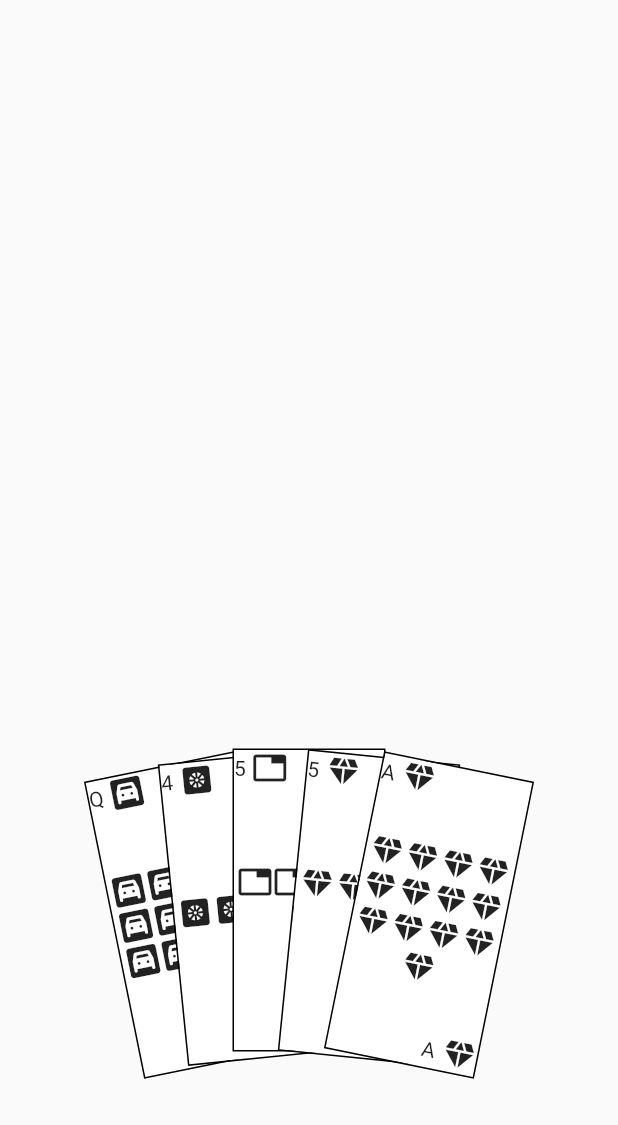
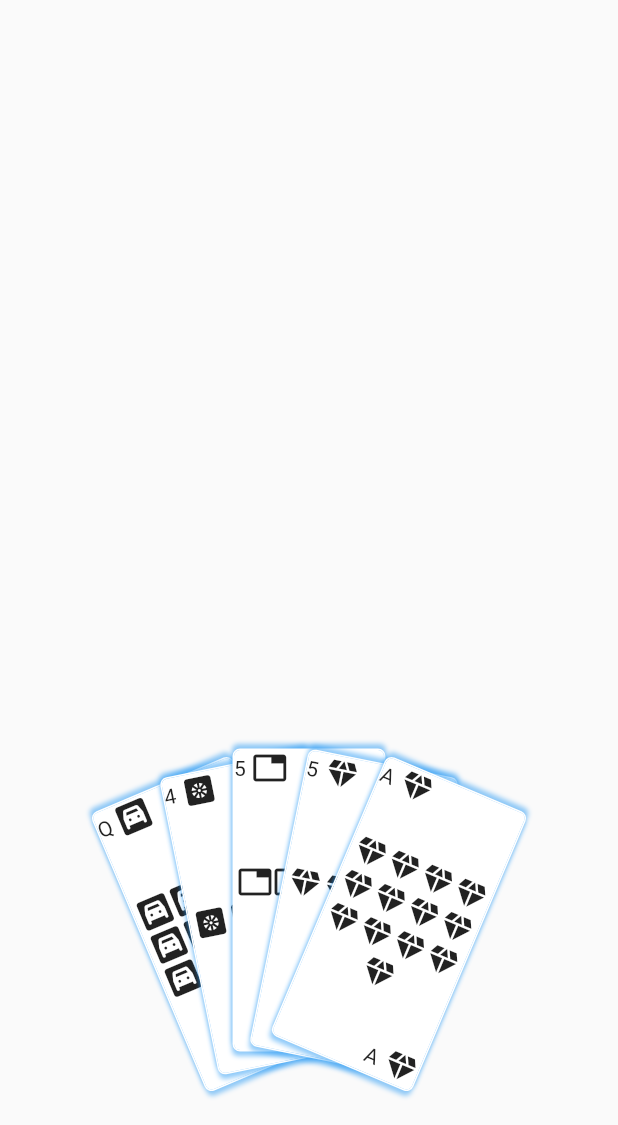
Before and after one commit to SharbelOkzan/Easy-Poker, a Flutter app: the screen it shows after launch, after a tap on "Play Offline", on a phone screen of 412 x 824 dp, the part 111-1236 px from its top. Run offline on Flutter 3.47's test engine with Material 2 defaults, Android fonts, the phone set to English and light mode, and no system bars; our stand-ins replace cloud_firestore, firebase_core, flutter_riverpod, freezed_annotation, get_it, injectable; accounts and stored records are empty.

Commit message:
cards UI improvements

```diff
--- a/lib/src/core/constants/game_constants.dart
+++ b/lib/src/core/constants/game_constants.dart
@@ -10,4 +10,6 @@ class GameConstants {
     HandType.fullHouse,
     HandType.poker,
   ];
+
+  static const int cardsPerPlayer = 5;
 }
--- a/lib/src/core/domain/logic/usecases/create_new_game_usecase/create_new_game_usecase.dart
+++ b/lib/src/core/domain/logic/usecases/create_new_game_usecase/create_new_game_usecase.dart
@@ -1,3 +1,4 @@
+import 'package:easy_poker/src/core/constants/game_constants.dart';
 import 'package:easy_poker/src/core/domain/entities/card.dart';
 import 'package:easy_poker/src/core/domain/entities/enums/game_phase.dart';
 import 'package:easy_poker/src/core/domain/entities/enums/player_id.dart';
@@ -8,8 +9,6 @@ import 'package:easy_poker/src/core/domain/logic/usecases/get_shuffled_deck_usec
 import 'package:easy_poker/src/core/domain/logic/usecases/usecase.dart';
 
 abstract class CreateNewGameUseCase extends NoParamsUseCase<Game> {
-  static const int _numberOfCardsPerPlayer = 5;
-
   final DrawCardUsecase _drawCard;
   final GetShuffledDeckUsecase _getShuffledDeck;
 
@@ -27,12 +26,12 @@ abstract class CreateNewGameUseCase extends NoParamsUseCase<Game> {
     final List<Card> player1Cards = List<Card>.empty(growable: true);
     final List<Card> player2Cards = List<Card>.empty(growable: true);
 
-    for (int i = 0; i < _numberOfCardsPerPlayer; i++) {
+    for (int i = 0; i < GameConstants.cardsPerPlayer; i++) {
       Card drawnCard;
       (deck, drawnCard) = _drawCard(deck);
       player1Cards.add(drawnCard);
     }
-    for (int i = 0; i < _numberOfCardsPerPlayer; i++) {
+    for (int i = 0; i < GameConstants.cardsPerPlayer; i++) {
       Card drawnCard;
       (deck, drawnCard) = _drawCard(deck);
       player2Cards.add(drawnCard);
--- a/lib/src/core/presentation/view/widgets/card_widget.dart
+++ b/lib/src/core/presentation/view/widgets/card_widget.dart
@@ -17,8 +17,11 @@ class CardWidget extends StatelessWidget {
   final bool isSelected;
   final VoidCallback onTap;
 
-  Color get _borderColor => isSelected ? Colors.blue : Colors.black;
+  static const _cardWidth = 100.0;
+  static const _cardHeight = 200.0;
+
   double get _borderWidth => isSelected ? 3 : 1;
+  double get _shadowBlurRadius => isSelected ? 4 : 2;
 
   @override
   Widget build(BuildContext context) {
@@ -27,15 +30,9 @@ class CardWidget extends StatelessWidget {
       child: GestureDetector(
         onTap: onTap,
         child: Container(
-          width: 100,
-          height: 200,
-          decoration: BoxDecoration(
-            color: Colors.white,
-            border: Border.all(
-                color: _borderColor,
-                width: _borderWidth,
-                strokeAlign: BorderSide.strokeAlignOutside),
-          ),
+          width: _cardWidth,
+          height: _cardHeight,
+          decoration: _getCardDecoration(context),
           child: Center(
               child: Column(
             mainAxisSize: MainAxisSize.max,
@@ -63,6 +60,43 @@ class CardWidget extends StatelessWidget {
         ),
       ),
     );
+  }
+
+  BoxDecoration _getCardDecoration(BuildContext context) {
+    return BoxDecoration(
+      color: Colors.white,
+      borderRadius: const BorderRadius.all(Radius.circular(4)),
+      boxShadow: [
+        BoxShadow(
+          color: _getShadowColor(context).withOpacity(0.5),
+          spreadRadius: 1,
+          blurRadius: _shadowBlurRadius,
+          offset: const Offset(0, 3),
+        ),
+        BoxShadow(
+          color: _getShadowColor(context).withOpacity(0.5),
+          spreadRadius: 1,
+          blurRadius: _shadowBlurRadius,
+          offset: const Offset(0, -3),
+        )
+      ],
+      border: Border.all(
+          color: _getBorderColor(context),
+          width: _borderWidth,
+          strokeAlign: BorderSide.strokeAlignOutside),
+    );
+  }
+
+  Color _getBorderColor(BuildContext context) {
+    return isSelected
+        ? Theme.of(context).colorScheme.primary.withOpacity(0.8)
+        : Theme.of(context).colorScheme.onPrimary;
+  }
+
+  Color _getShadowColor(BuildContext context) {
+    return isSelected
+        ? Theme.of(context).colorScheme.primary
+        : Theme.of(context).colorScheme.secondary;
   }
 }
 
--- a/lib/src/core/presentation/view/widgets/hand_widget.dart
+++ b/lib/src/core/presentation/view/widgets/hand_widget.dart
@@ -1,3 +1,4 @@
+import 'package:easy_poker/src/core/constants/game_constants.dart';
 import 'package:flutter/widgets.dart';
 
 import 'package:easy_poker/src/core/presentation/view/widgets/card_widget.dart';
@@ -37,30 +38,11 @@ class HandWidget extends StatelessWidget {
 class _HandLayout extends StatelessWidget {
   const _HandLayout({
     Key? key,
-    required List<Widget> children,
+    required List<CardWidget> children,
   })  : _children = children,
         super(key: key);
 
-  final List<Widget> _children;
-
-  List<Widget> get children => _children
-      .asMap()
-      .map(
-        (index, widget) => MapEntry(
-          index,
-          Transform.translate(
-            offset:
-                Offset((index - 2) * 40, ((index - 2) * 5).abs().toDouble()),
-            child: Transform.rotate(
-              angle: (index - 2) / 10,
-              child: widget,
-            ),
-          ),
-          // ),
-        ),
-      )
-      .values
-      .toList();
+  final List<CardWidget> _children;
 
   @override
   Widget build(BuildContext context) {
@@ -73,4 +55,58 @@ class _HandLayout extends StatelessWidget {
       ),
     );
   }
+
+  List<Widget> get children {
+    return _children
+        .asMap()
+        .map(
+          (index, widget) => MapEntry(
+            index,
+            Transform.translate(
+              offset: _getCardOffset(index, widget.isSelected),
+              child: Transform.rotate(
+                angle: _getAngle(index),
+                child: widget,
+              ),
+            ),
+          ),
+        )
+        .values
+        .toList();
+  }
+
+  Offset _getCardOffset(int index, bool isSelected) {
+    const double kSelectedCardYOffset = 20;
+    const double kCardXOffsetFactor = 60;
+    const double kCardYOffsetFactor = 1;
+
+    const lastIndex = GameConstants.cardsPerPlayer - 1;
+
+    final int cardsToTheLeft = lastIndex - index;
+    final int cardsToTheRight = index;
+    final int distanceFromCenter = cardsToTheRight - cardsToTheLeft;
+
+    const double cardXOffsetFactor =
+        kCardXOffsetFactor / lastIndex; // more cards -> less X offset
+    final double cardXOffset = distanceFromCenter * cardXOffsetFactor;
+
+    const double cardYOffsetFactor =
+        kCardYOffsetFactor * lastIndex; // more cards -> more Y offset
+    final double cardYOffset = (distanceFromCenter * cardYOffsetFactor).abs();
+
+    return Offset(cardXOffset,
+        isSelected ? cardYOffset - kSelectedCardYOffset : cardYOffset);
+  }
+
+  double _getAngle(int index) {
+    const double rotationFactor = 10;
+
+    const lastIndex = GameConstants.cardsPerPlayer - 1;
+
+    final int cardsToTheLeft = lastIndex - index;
+    final int cardsToTheRight = index;
+    final int distanceFromCenter = cardsToTheRight - cardsToTheLeft;
+
+    return distanceFromCenter / rotationFactor;
+  }
 }
```
